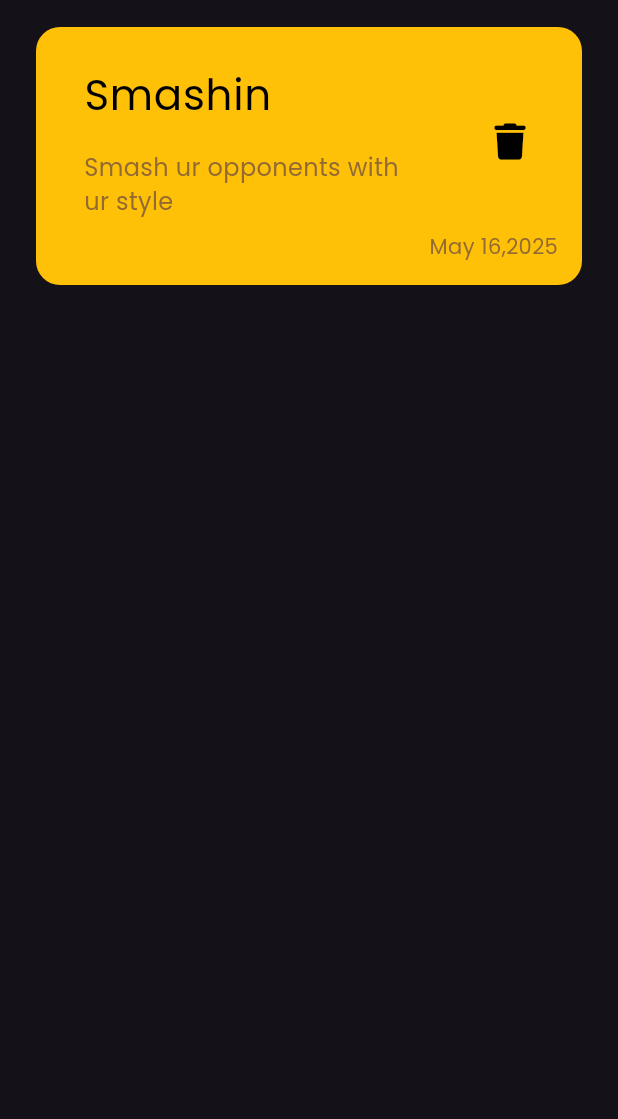
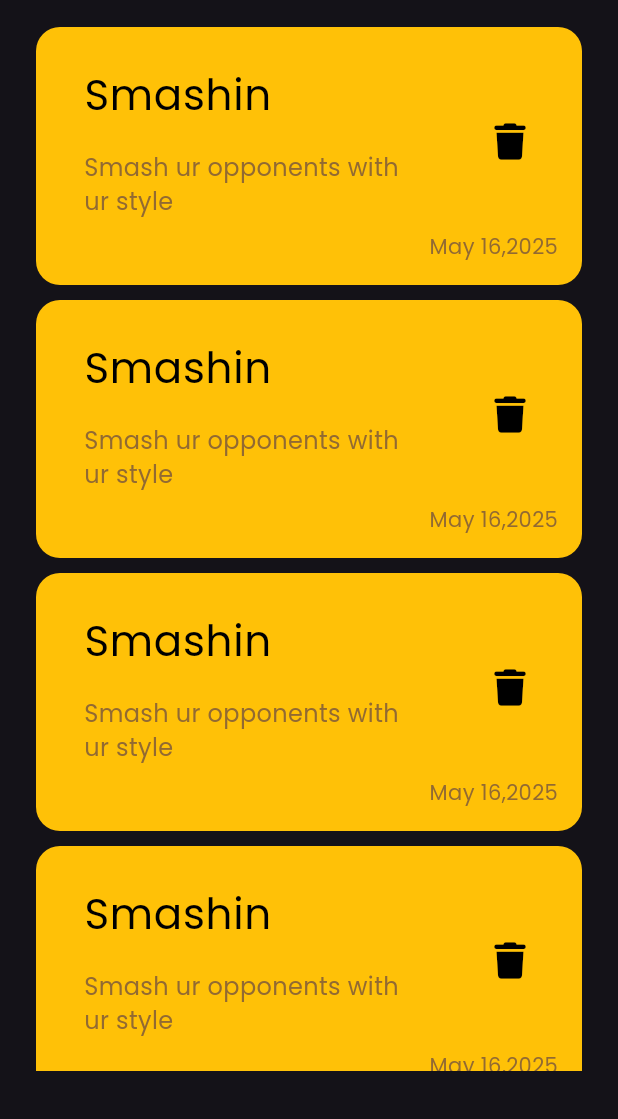
Before and after one commit to Ahmed-Aatwan/notes_app, a Flutter app: the screen it shows after launch, on a phone screen of 412 x 824 dp, the part 117-1236 px from its top. Run offline on Flutter 3.47's test engine with Material 3 defaults, Android fonts, the phone set to English and light mode, and no system bars; our stand-ins replace font_awesome_flutter, gap.

Commit message:
create notes listview

```diff
--- a/lib/widgets/custom_note_item.dart
+++ b/lib/widgets/custom_note_item.dart
@@ -7,6 +7,7 @@ class CustomNoteItem extends StatelessWidget {
   @override
   Widget build(BuildContext context) {
     return Container(
+      margin: const EdgeInsets.only(bottom: 10),
       padding: const EdgeInsets.only(left: 16, top: 16, bottom: 16),
       decoration: BoxDecoration(color: Colors.amber, borderRadius: BorderRadius.circular(16)),
       child: Column(
--- /dev/null
+++ b/lib/widgets/notes_list_view.dart
@@ -0,0 +1,15 @@
+import 'package:flutter/material.dart';
+import 'package:notes_app/widgets/custom_note_item.dart';
+
+class NotesListView extends StatelessWidget {
+  const NotesListView({
+    super.key,
+  });
+
+  @override
+  Widget build(BuildContext context) {
+    return Expanded(
+      child: ListView.builder(itemBuilder: (context, index) => const CustomNoteItem()),
+    );
+  }
+}
--- a/lib/widgets/notes_view_body.dart
+++ b/lib/widgets/notes_view_body.dart
@@ -1,8 +1,7 @@
 import 'package:flutter/material.dart';
-
 import 'package:gap/gap.dart';
 import 'package:notes_app/widgets/custom_app_bar.dart';
-import 'package:notes_app/widgets/custom_note_item.dart';
+import 'package:notes_app/widgets/notes_list_view.dart';
 
 class NotesViewBody extends StatelessWidget {
   const NotesViewBody({super.key});
@@ -11,7 +10,13 @@ class NotesViewBody extends StatelessWidget {
   Widget build(BuildContext context) {
     return const Padding(
       padding: EdgeInsets.symmetric(horizontal: 24.0, vertical: 32),
-      child: Column(children: [CustomAppBar(), Gap(16), CustomNoteItem()]),
+      child: Column(
+        children: [
+          CustomAppBar(),
+          Gap(16),
+          NotesListView(),
+        ],
+      ),
     );
   }
 }
```
